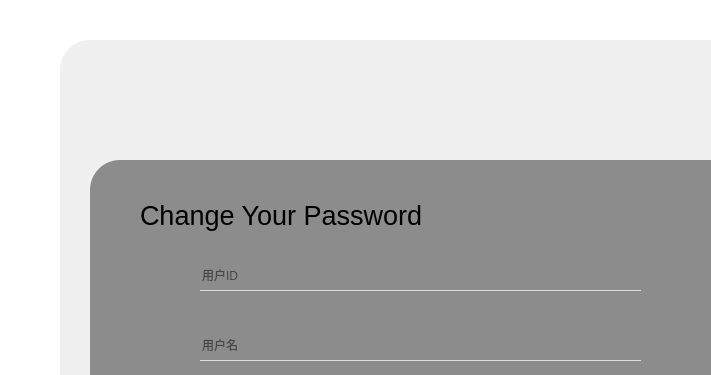
Old version of the form view/loginPage/changepassword.ui in the repository JunWang666/LabNexus; both pictures show x 0 to 711 and y 0 to 375 of the 845 by 798 pixel window.
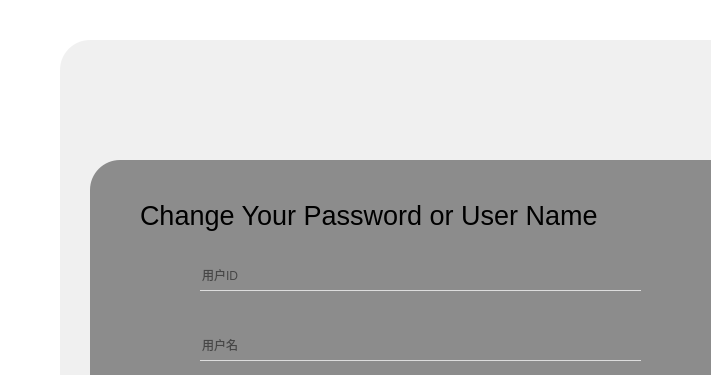
New version of the form. Icons and pictures are not drawn.

Patch:
```diff
--- a/view/loginPage/changepassword.ui
+++ b/view/loginPage/changepassword.ui
@@ -136,7 +136,9 @@
       </rect>
      </property>
      <property name="text">
-      <string>&lt;html&gt;&lt;head/&gt;&lt;body&gt;&lt;p&gt;&lt;span style=&quot; font-size:20pt;&quot;&gt;Change Your Password&lt;/span&gt;&lt;/p&gt;&lt;/body&gt;&lt;/html&gt;</string>
+         <string>&lt;html&gt;&lt;head/&gt;&lt;body&gt;&lt;p&gt;&lt;span style=&quot; font-size:20pt;&quot;&gt;Change
+             Your Password or User Name&lt;/span&gt;&lt;/p&gt;&lt;/body&gt;&lt;/html&gt;
+         </string>
      </property>
     </widget>
     <widget class="QLineEdit" name="lineEdit_userId">
```
